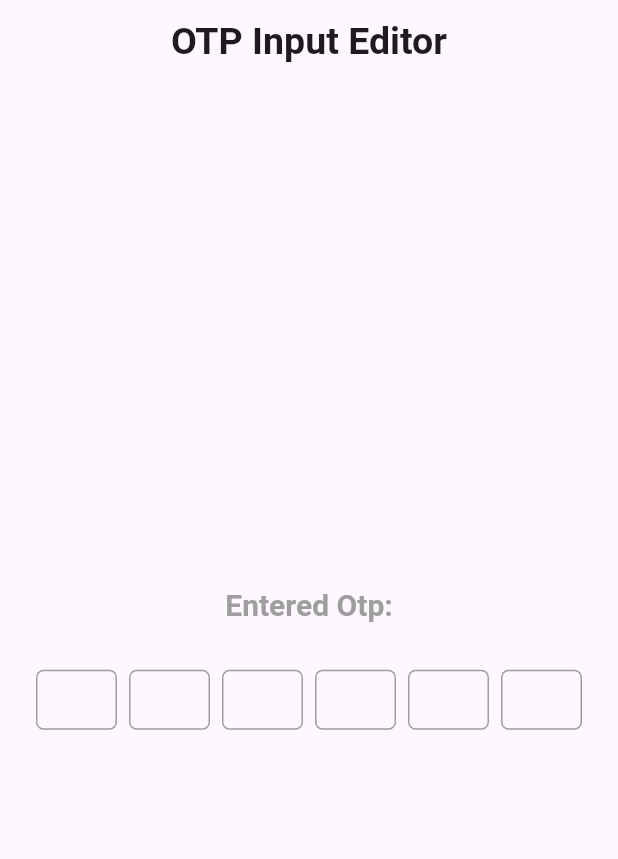
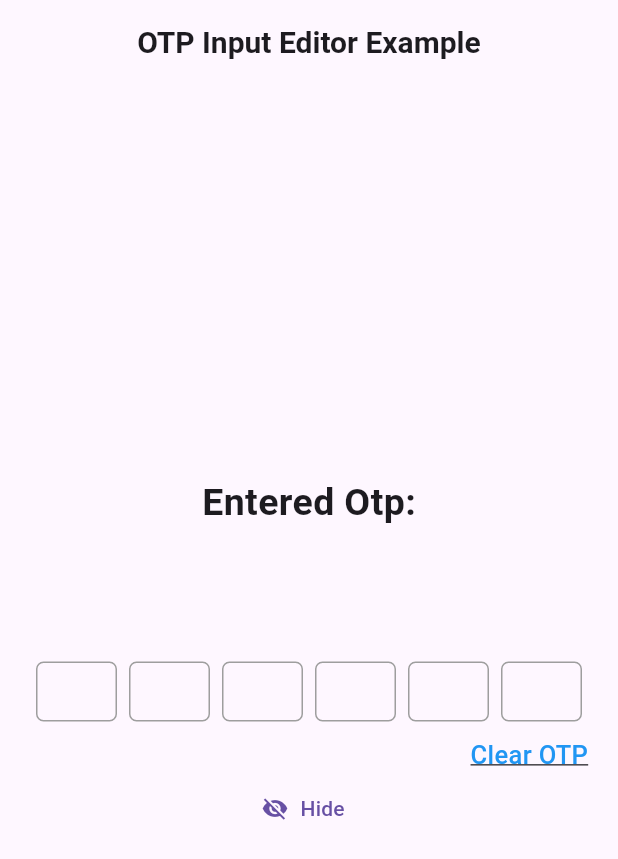
Before and after one commit to vidya-hub/otp_input_editor, a Flutter app: the screen it shows after launch, on a phone screen of 412 x 824 dp. Shown: the top 859 px of the screen. Run offline on Flutter 3.47's test engine with Material 2 defaults, Android fonts, the phone set to English and light mode, and no system bars.

Commit message:
feat: Added OtpInputController and obscureText field to clear,get and hide OTP fields Data.

```diff
--- a/example/lib/main.dart
+++ b/example/lib/main.dart
@@ -12,66 +12,127 @@ class MyApp extends StatelessWidget {
       title: 'OTP INPUT FIELD',
       debugShowCheckedModeBanner: false,
       theme: ThemeData(useMaterial3: true),
-      home: OtpInputField(),
+      home: const OtpInputField(),
     );
   }
 }
 
-class OtpInputField extends StatelessWidget {
-  OtpInputField({super.key});
-  String otpData = "";
+class OtpInputField extends StatefulWidget {
+  const OtpInputField({super.key});
+
+  @override
+  State<OtpInputField> createState() => _OtpInputFieldState();
+}
+
+class _OtpInputFieldState extends State<OtpInputField> {
+  String _otpData = "";
+
+  OtpInputController? _otpInputController;
+  bool _showOtp = true;
+
   @override
   Widget build(BuildContext context) {
     return Scaffold(
-        appBar: AppBar(
-          title: const Text(
-            "OTP Input Editor",
-            style: TextStyle(
-              fontSize: 25,
-              fontWeight: FontWeight.bold,
-            ),
-          ),
-          centerTitle: true,
-        ),
+      appBar: _appBar,
       body: Center(
-          child: StatefulBuilder(builder: (
-            BuildContext context,
-            StateSetter setState,
-          ) {
-            return Padding(
+        child: Padding(
           padding: const EdgeInsets.symmetric(horizontal: 20),
           child: Column(
             mainAxisAlignment: MainAxisAlignment.center,
             children: [
-                  RichText(
-                    text: TextSpan(
-                      text: "Entered Otp:",
+              ..._getOtpText,
+              _getOtpEditor,
+              _spacer,
+              _clearOtpButton,
+              _hideOrShowButton,
+            ],
+          ),
+        ),
+      ),
+    );
+  }
+
+  SizedBox get _spacer {
+    return const SizedBox(
+      height: 5,
+    );
+  }
+
+  Row get _hideOrShowButton {
+    return Row(
+      mainAxisAlignment: MainAxisAlignment.center,
       children: [
-                        TextSpan(
-                          text: otpData,
-                          style: const TextStyle(
-                            fontSize: 30,
-                            fontWeight: FontWeight.bold,
+        TextButton(
+            onPressed: () {
+              setState(() {
+                _showOtp = !_showOtp;
+              });
+            },
+            child: Row(
+              children: _showOtp
+                  ? [
+                      const Icon(Icons.visibility_off),
+                      const Padding(
+                        padding: EdgeInsets.symmetric(horizontal: 8),
+                        child: Text("Hide"),
+                      )
+                    ]
+                  : [
+                      const Icon(Icons.visibility),
+                      const Padding(
+                        padding: EdgeInsets.symmetric(horizontal: 8),
+                        child: Text("Show"),
+                      )
+                    ],
+            )),
+      ],
+    );
+  }
+
+  Row get _clearOtpButton {
+    return Row(
+      mainAxisAlignment: MainAxisAlignment.end,
+      children: [
+        InkWell(
+          onTap: () {
+            if (_otpInputController != null) {
+              _otpInputController!.clear();
+              _otpData = _otpInputController?.otp ?? "";
+              setState(() {});
+            }
+          },
+          child: const Text(
+            "Clear OTP",
+            style: TextStyle(
+              color: Colors.blue,
+              fontSize: 17,
+              decoration: TextDecoration.underline,
+              fontWeight: FontWeight.w500,
+            ),
           ),
         )
       ],
-                      style: const TextStyle(
-                        fontSize: 20,
-                        fontWeight: FontWeight.w600,
-                        color: Colors.grey,
-                      ),
-                    ),
-                  ),
-                  const SizedBox(
-                    height: 30,
-                  ),
-                  OtpInputEditor(
+    );
+  }
+
+  OtpInputEditor get _getOtpEditor {
+    return OtpInputEditor(
+      obscureText: !_showOtp,
       otpLength: 6,
-                    onOtpChanged: (String otp) {
-                      setState(() => otpData = otp);
+      onOtpChanged: (value) {
+        print(value);
+        setState(() {
+          _otpData = value;
+        });
+      },
+      onInitialization: (OtpInputController otpInputController) {
+        setState(() {
+          _otpInputController = otpInputController;
+        });
       },
       invalid: false,
       otpTextFieldBackgroundColor: Colors.white,
+      cursorHeight: 25,
       boxShadow: const [
         BoxShadow(
           color: Colors.black12,
@@ -81,11 +142,11 @@ class OtpInputField extends StatelessWidget {
       ],
       fieldWidth: 40.0,
       fieldHeight: 40.0,
-                    cursorWidth: 2.0,
-                    cursorHeight: 20.0,
+      cursorWidth: 1.5,
       textInputStyle: const TextStyle(
         fontSize: 20.0,
         color: Colors.black,
+        fontWeight: FontWeight.bold,
       ),
       boxDecoration: BoxDecoration(
         border: Border.all(
@@ -94,11 +155,44 @@ class OtpInputField extends StatelessWidget {
         ),
         borderRadius: BorderRadius.circular(5.0),
       ),
+    );
+  }
+
+  AppBar get _appBar {
+    return AppBar(
+      title: const Text(
+        "OTP Input Editor Example",
+        style: TextStyle(
+          fontSize: 20,
+          fontWeight: FontWeight.bold,
         ),
-                ],
       ),
+      centerTitle: true,
     );
-          }),
-        ));
+  }
+
+  List<Widget> get _getOtpText {
+    return [
+      const Text(
+        "Entered Otp:",
+        style: TextStyle(
+          fontSize: 25,
+          fontWeight: FontWeight.bold,
+        ),
+      ),
+      const SizedBox(
+        height: 10,
+      ),
+      Text(
+        _otpData,
+        style: const TextStyle(
+          fontSize: 30,
+          fontWeight: FontWeight.bold,
+        ),
+      ),
+      const SizedBox(
+        height: 30,
+      ),
+    ];
   }
 }
--- a/lib/otp_input_editor.dart
+++ b/lib/otp_input_editor.dart
@@ -1,3 +1,4 @@
 library otp_input_editor;
 
+export 'src/otp_input_controller.dart';
 export 'src/otp_input_editor.dart';
--- /dev/null
+++ b/lib/src/otp_input_controller.dart
@@ -0,0 +1,23 @@
+import 'package:flutter/material.dart';
+
+class OtpInputController extends ChangeNotifier {
+  final List<TextEditingController> _controllers;
+  String _otp = "";
+  set setOtp(String otp) {
+    _otp = otp;
+    notifyListeners();
+  }
+
+  String get otp => _otp;
+  OtpInputController({List<TextEditingController> controllers = const []})
+      : _controllers = controllers;
+  // String get otp => controllers.map((e) => e.text.trim()).join('');
+  void clear() {
+    for (var element in _controllers) {
+      FocusManager.instance.primaryFocus?.unfocus();
+      element.clear();
+    }
+    setOtp = "";
+    notifyListeners();
+  }
+}
--- a/lib/src/otp_input_editor.dart
+++ b/lib/src/otp_input_editor.dart
@@ -1,5 +1,6 @@
 import 'package:flutter/material.dart';
 import 'package:flutter/services.dart';
+import 'package:otp_input_editor/src/otp_input_controller.dart';
 
 class OtpInputEditor extends StatefulWidget {
   const OtpInputEditor({
@@ -15,6 +16,8 @@ class OtpInputEditor extends StatefulWidget {
     this.cursorHeight = 24,
     this.textInputStyle,
     this.boxDecoration,
+    this.onInitialization,
+    this.obscureText = true,
   });
 
   final int otpLength;
@@ -28,6 +31,8 @@ class OtpInputEditor extends StatefulWidget {
   final double cursorHeight;
   final TextStyle? textInputStyle;
   final BoxDecoration? boxDecoration;
+  final Function(OtpInputController)? onInitialization;
+  final bool obscureText;
 
   @override
   State<OtpInputEditor> createState() => _OtpInputEditorState();
@@ -38,22 +43,32 @@ class _OtpInputEditorState extends State<OtpInputEditor> {
   List<String> tempValues = [];
   List<FocusNode> focusNodes = [];
   List<FocusNode> rawFocusNodes = [];
+  OtpInputController? _otpInputController;
 
   @override
   void initState() {
     setState(() {
       controllers.addAll(
-          List.generate(widget.otpLength, (index) => TextEditingController()));
+        List.generate(
+          widget.otpLength,
+          (index) => TextEditingController(),
+        ),
+      );
+
       focusNodes
           .addAll(List.generate(widget.otpLength, (index) => FocusNode()));
       rawFocusNodes
           .addAll(List.generate(widget.otpLength, (index) => FocusNode()));
       tempValues.addAll(List.generate(widget.otpLength, (index) => ""));
     });
+    WidgetsBinding.instance.addPostFrameCallback((timeStamp) {
+      _otpInputController = OtpInputController(controllers: controllers);
+      if (widget.onInitialization != null) {
+        widget.onInitialization!(_otpInputController!);
+      }
+    });
     super.initState();
   }
-
-  int testCounter = 1;
 
   @override
   void dispose() {
@@ -79,7 +94,7 @@ class _OtpInputEditorState extends State<OtpInputEditor> {
           widget.otpLength,
           (index) => Expanded(
             child: Container(
-              margin: const EdgeInsets.symmetric(vertical: 2, horizontal: 4),
+              margin: const EdgeInsets.symmetric(vertical: 5, horizontal: 4),
               decoration: widget.boxDecoration ??
                   BoxDecoration(
                     borderRadius: BorderRadius.circular(12),
@@ -102,6 +117,7 @@ class _OtpInputEditorState extends State<OtpInputEditor> {
                     }
                   },
                   child: TextFormField(
+                    obscureText: widget.obscureText,
                     focusNode: focusNodes[index],
                     controller: controllers[index],
                     textAlign: TextAlign.center,
@@ -160,7 +176,6 @@ class _OtpInputEditorState extends State<OtpInputEditor> {
                     style: widget.textInputStyle,
                     decoration: const InputDecoration(
                       counterText: '',
-                      contentPadding: EdgeInsets.all(5.0),
                       border: InputBorder.none,
                     ),
                   ),
@@ -178,5 +193,9 @@ class _OtpInputEditorState extends State<OtpInputEditor> {
     if (widget.onOtpChanged != null) {
       widget.onOtpChanged!(data);
     }
+    if (_otpInputController != null) {
+      _otpInputController!.setOtp = data;
+      setState(() {});
+    }
   }
 }
--- a/pubspec.yaml
+++ b/pubspec.yaml
@@ -1,6 +1,6 @@
 name: otp_input_editor
 description: otp_input_editor empowers users to effortlessly edit OTPs from any position within the input field With customizable features.
-version: 0.0.4
+version: 0.0.5
 homepage: https://github.com/vidya-hub/otp_input_editor/blob/main/README.md
 repository: https://github.com/vidya-hub/otp_input_editor.git
 environment:
```
Also changed, not shown: 2 other files. Lines whose indentation alone changed are shown as unchanged.
